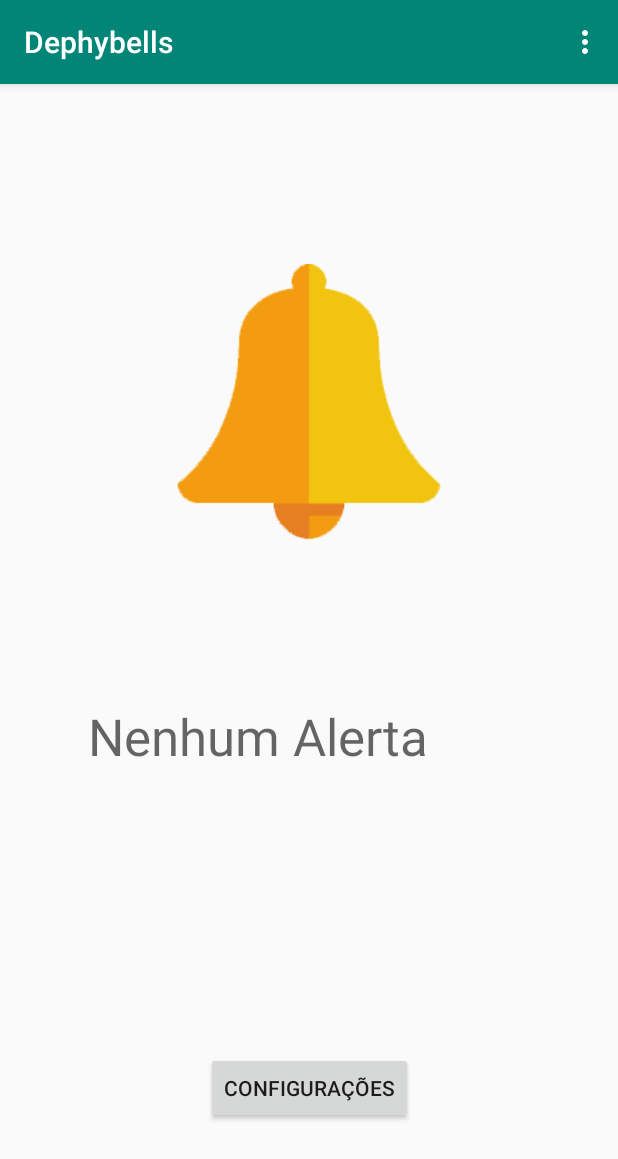
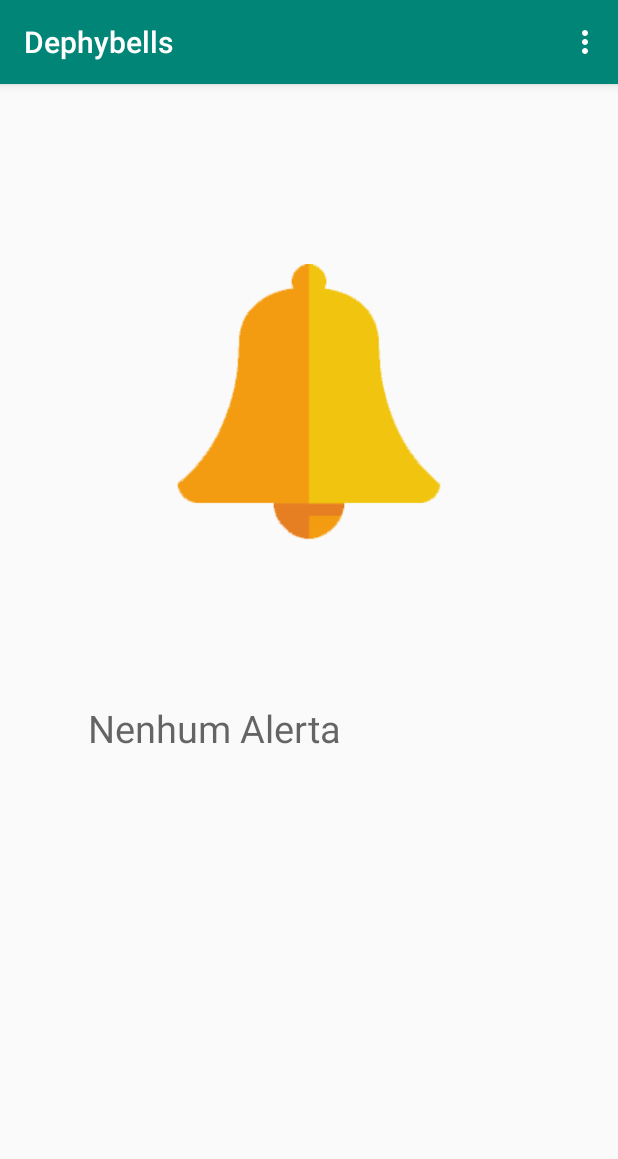
Before and after one commit to Michelhsn/PDM, an Android app: the screen it shows after launch (MainActivity), on a phone screen of 412 x 824 dp. Shown: the top 1159 px of the screen. Run offline under Robolectric (Android 15) with nearby library versions, the phone set to English and light mode, and no system bars; libraries missing offline, so code that uses them is left out: org.eclipse.paho; 1 statement that could not run was skipped.

Commit message:
Correção no botao de configurações do toolbar

```diff
--- a/DephyBells/app/src/main/java/com/example/dephybells/MainActivity.java
+++ b/DephyBells/app/src/main/java/com/example/dephybells/MainActivity.java
@@ -70,6 +70,7 @@ public class MainActivity extends AppCompatActivity {
 
    }
 
+
     @Override
     public boolean onCreateOptionsMenu(Menu menu) {
 
@@ -83,7 +84,8 @@ public class MainActivity extends AppCompatActivity {
 
         switch (item.getItemId()) {
             case R.id.action_settings :
-                setContentView(R.layout.activity_vibracao);
+                //config();
+                telaConfiguracoes(null);
                 return true;
         }
         return false;
--- a/DephyBells/app/src/main/res/layout/content_main.xml
+++ b/DephyBells/app/src/main/res/layout/content_main.xml
@@ -26,6 +26,7 @@
 
     <TextView
         android:id="@+id/updated_field"
+        android:textSize="25dp"
         android:layout_width="295dp"
         android:layout_height="150dp"
         android:layout_below="@+id/bell_icon"
@@ -43,7 +44,7 @@
         app:layout_constraintTop_toBottomOf="@+id/bell_icon"
         app:layout_constraintVertical_bias="0.292" />
 
-    <Button
+    <!--<Button
         android:id="@+id/buttonConfig"
         android:layout_width="wrap_content"
         android:layout_height="wrap_content"
@@ -60,7 +61,7 @@
         app:layout_constraintEnd_toEndOf="parent"
         app:layout_constraintStart_toStartOf="parent"
         app:layout_constraintTop_toBottomOf="@+id/updated_field"
-        app:layout_constraintVertical_bias="0.54" />
+        app:layout_constraintVertical_bias="0.54" />-->
 
     <ImageView
         android:id="@+id/bell_icon"
```
